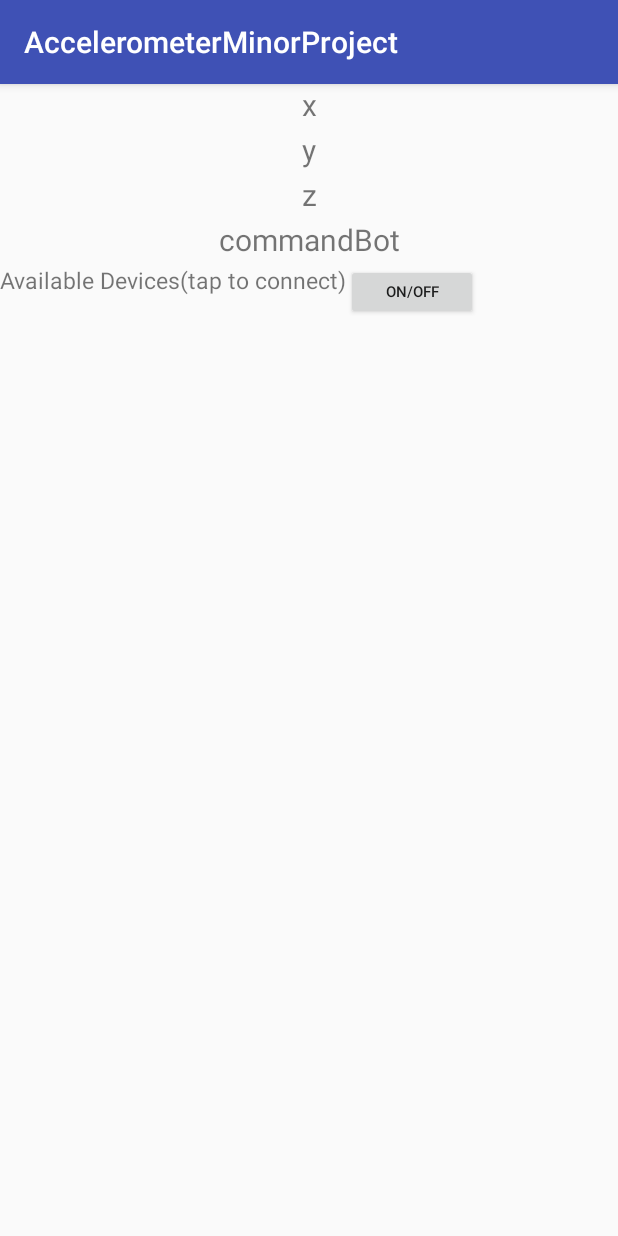
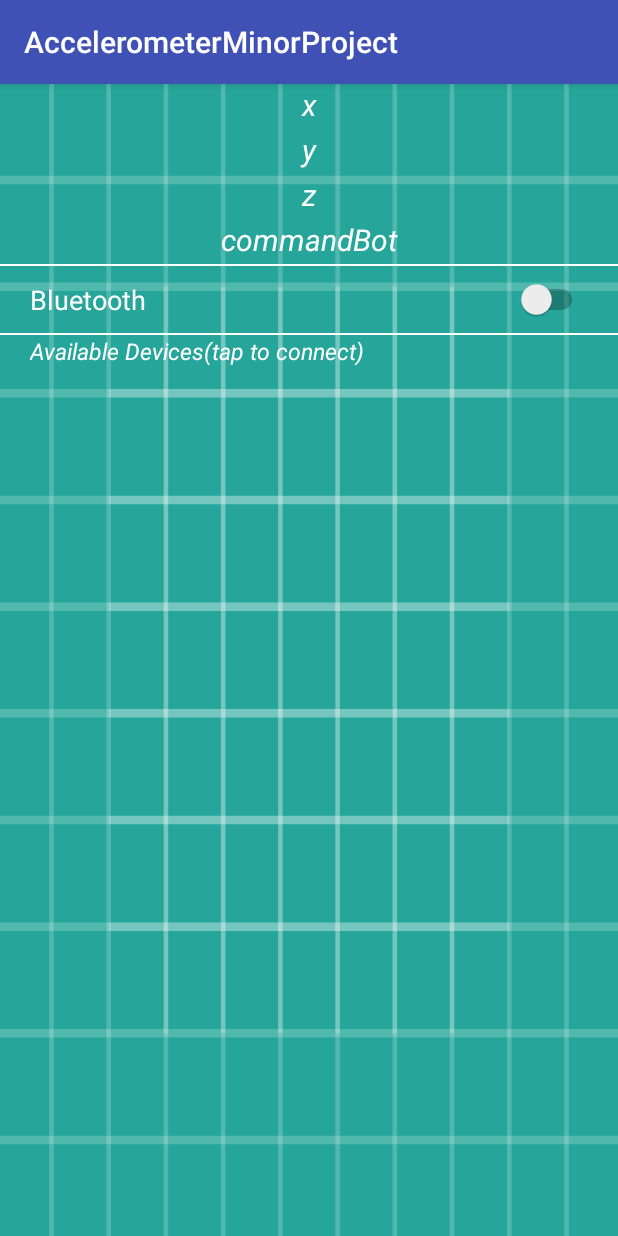
Before and after one commit to Mukeshawal/AccelerometerMinorProject, an Android app: the screen it shows after launch (MainActivity), on a phone screen of 412 x 824 dp. Run offline under Robolectric (Android 15) with nearby library versions, the phone set to English and light mode, and no system bars.

Commit message:
properly working even bluetooth is turned on and off from outside of app..app keeps socket connected if pressed home button and starts working again on restarting app..

```diff
--- a/app/src/main/java/com/example/admin/accelerometerminorproject/MainActivity.java
+++ b/app/src/main/java/com/example/admin/accelerometerminorproject/MainActivity.java
@@ -5,12 +5,15 @@ import android.os.Build;
 import android.support.v7.app.AppCompatActivity;
 import android.os.Bundle;
 import android.util.Log;
+import android.view.MotionEvent;
 import android.view.View;
 import android.widget.AdapterView;
 import android.widget.AdapterView.OnItemClickListener;
 import android.widget.Button;
+import android.widget.CompoundButton;
 import android.widget.EditText;
 import android.widget.ListView;
+import android.widget.Switch;
 import android.widget.TextView;
 import android.widget.Toast;
 
@@ -27,11 +30,13 @@ public class MainActivity extends AppCompatActivity implements BluetoothFuntions
 
     private static String TAG ="MYLOG";
     float xMain,yMain,zMain;
+    boolean btStatus;
     String commandMain,Direction = "stop" , toSend = "s";
 
     private TextView x_data,y_data,z_data,commandBot;
     public ListView LvNewDevices;
     public ListView LvPairedDevices;
+    public Switch BtSwitch;
 
     public DeviceAdapter mDeviceListAdapter;
     public ArrayList<BluetoothDevice> mBtDeviceMain;
@@ -47,7 +52,7 @@ public class MainActivity extends AppCompatActivity implements BluetoothFuntions
         Log.i(TAG,"on create");
 
         //initialize bluetooth function switches
-        Button BtSwitch =  findViewById(R.id.BtSwitch);
+        BtSwitch =  findViewById(R.id.BtSwitch);
 
         //Initialize sensor
         sensorFunctions.SensorInitialize();
@@ -62,15 +67,25 @@ public class MainActivity extends AppCompatActivity implements BluetoothFuntions
         //assign ArrayList
         mBtDeviceMain = new ArrayList<>();
 
-        bluetoothSetup.DiscoverDevices();
+        //on change in state of bluetooth switch
+       BtSwitch.setOnCheckedChangeListener(new CompoundButton.OnCheckedChangeListener() {
+           @Override
+           public void onCheckedChanged(CompoundButton buttonView, boolean isChecked) {
+               Log.i(TAG,"checked changed listener triggered");
+               if (isChecked)
+                   {
+                       bluetoothSetup.BtOn();
+                       clearList();
+                       bluetoothSetup.DiscoverDevices();
+                   }
+               else
+                   {
+                       bluetoothSetup.Btoff();
+                       clearList();
+                   }
 
-        //set on click listener on button
-        BtSwitch.setOnClickListener(new View.OnClickListener() {
-            @Override
-            public void onClick(View v) {
-               bluetoothSetup.BtOnOff();
-            }
-        });
+           }
+       });
 
         LvNewDevices.setOnItemClickListener(new OnItemClickListener() {
             @Override
@@ -82,7 +97,6 @@ public class MainActivity extends AppCompatActivity implements BluetoothFuntions
                 bluetoothSetup.startBtConnection();
             }
         });
-
     }
 
     @Override
@@ -95,7 +109,10 @@ public class MainActivity extends AppCompatActivity implements BluetoothFuntions
     @Override
     protected void onResume() {
         super.onResume();
+        Log.i(TAG,"on resume");
         sensorFunctions.SensorRegister();
+        updateSwitchStatus();
+        Log.i(TAG,"switch status update OnResume");
     }
 
     @Override
@@ -133,7 +150,9 @@ public class MainActivity extends AppCompatActivity implements BluetoothFuntions
     @Override
     public void clearList() {
         if(mDeviceListAdapter != null)
-        {mDeviceListAdapter.clear();}
+        {mDeviceListAdapter.clear();
+        Log.i(TAG,"list cleared!!");
+        }
     }
 
     @Override
@@ -158,19 +177,19 @@ public class MainActivity extends AppCompatActivity implements BluetoothFuntions
         if (!Direction.equals(commandMain)) {
             Direction = commandMain;
             Log.i(TAG,"direction changed");
-            if (commandMain.equals("move forward")) {
+            if (commandMain.equals("Moving forward")) {
                 toSend = "f";
                 Log.i(TAG, "writing f in toSend");
             }
-            if (commandMain.equals("Turn Right")) {
+            if (commandMain.equals("Turning Right")) {
                 toSend = "r";
                 Log.i(TAG, "writing r in toSend");
             }
-            if (commandMain.equals("Turn left")) {
+            if (commandMain.equals("Turning left")) {
                 toSend = "l";
                 Log.i(TAG, "writing l in toSend");
             }
-            if (commandMain.equals("move backward")) {
+            if (commandMain.equals("Moving backward")) {
                 toSend = "b";
                 Log.i(TAG, "writing b in toSend");
             }
@@ -183,4 +202,19 @@ public class MainActivity extends AppCompatActivity implements BluetoothFuntions
             bluetoothSetup.write(bytes);
         }
     }
+
+   public void updateSwitchStatus()
+   {
+       //to set the initial status of bluetooth switch
+       btStatus = bluetoothSetup.GetBtStatus();
+       if (btStatus == true)
+       {
+           BtSwitch.setChecked(true);
+       }
+       else
+       {
+           BtSwitch.setChecked(false);
+       }
+   }
+
 }
--- a/app/src/main/res/layout/activity_main.xml
+++ b/app/src/main/res/layout/activity_main.xml
@@ -4,6 +4,7 @@
     xmlns:tools="http://schemas.android.com/tools"
     android:layout_width="match_parent"
     android:layout_height="match_parent"
+    android:background="@drawable/ic_launcher_background"
     tools:context=".MainActivity">
 
     <TextView
@@ -12,70 +13,106 @@
         android:layout_height="30dp"
         android:text="x"
         android:textAlignment="center"
-        android:textSize="20sp" />
+        android:textColor="@android:color/white"
+        android:textSize="20sp"
+        android:textStyle="italic" />
 
     <TextView
         android:id="@+id/y_data"
         android:layout_width="match_parent"
         android:layout_height="30dp"
+        android:layout_alignParentLeft="true"
         android:layout_alignParentStart="true"
         android:layout_below="@+id/x_data"
         android:text="y"
         android:textAlignment="center"
+        android:textColor="@android:color/white"
         android:textSize="20sp"
-        android:layout_alignParentLeft="true" />
+        android:textStyle="italic" />
 
     <TextView
         android:id="@+id/z_data"
         android:layout_width="match_parent"
         android:layout_height="30dp"
+        android:layout_alignParentLeft="true"
         android:layout_alignParentStart="true"
         android:layout_below="@+id/y_data"
         android:text="z"
         android:textAlignment="center"
+        android:textColor="@android:color/white"
         android:textSize="20sp"
-        android:layout_alignParentLeft="true" />
+        android:textStyle="italic" />
 
     <TextView
         android:id="@+id/commandBot"
         android:layout_width="match_parent"
         android:layout_height="30dp"
+        android:layout_alignParentLeft="true"
         android:layout_alignParentStart="true"
         android:layout_below="@+id/z_data"
         android:text="commandBot"
         android:textAlignment="center"
+        android:textColor="@android:color/white"
         android:textSize="20sp"
+        android:textStyle="italic"
+        />
+    <View
+        android:id="@+id/line1"
+        android:layout_width="fill_parent"
+        android:layout_height="1dp"
+        android:layout_alignParentStart="true"
+        android:layout_below="@+id/commandBot"
+        android:background="#ffffff"
         android:layout_alignParentLeft="true" />
 
-    <Button
+
+    <Switch
         android:id="@+id/BtSwitch"
-        android:layout_width="wrap_content"
-        android:layout_height="37dp"
-        android:layout_below="@+id/commandBot"
-        android:layout_toEndOf="@+id/PairedDevice"
-        android:text="on/off"
-        android:textSize="10sp"
-        android:layout_toRightOf="@+id/PairedDevice" />
+        android:layout_width="match_parent"
+        android:layout_height="wrap_content"
+        android:layout_alignParentLeft="true"
+        android:layout_alignParentStart="true"
+        android:layout_below="@+id/line1"
+        android:paddingBottom="10dp"
+        android:paddingLeft="20dp"
+        android:paddingRight="20dp"
+        android:paddingTop="10dp"
+        android:text="Bluetooth"
+        android:textColor="@android:color/white"
+        android:textSize="18sp" />
+
+    <View
+        android:id="@+id/line2"
+        android:layout_width="fill_parent"
+        android:layout_height="1dp"
+        android:layout_alignParentStart="true"
+        android:layout_below="@+id/BtSwitch"
+        android:background="#ffffff"
+        android:layout_alignParentLeft="true" />
 
     <TextView
         android:id="@+id/PairedDevice"
         android:layout_width="wrap_content"
         android:layout_height="39dp"
+        android:layout_alignParentLeft="true"
         android:layout_alignParentStart="true"
-        android:layout_below="@+id/commandBot"
+        android:layout_below="@+id/line2"
+        android:paddingLeft="20dp"
         android:text="Available Devices(tap to connect)"
+        android:textColor="@android:color/white"
         android:textSize="15sp"
-        android:layout_alignParentLeft="true" />
+        android:textStyle="italic" />
 
     <ListView
         android:id="@+id/LvNewDevices"
         android:layout_width="match_parent"
-        android:layout_height="344dp"
+        android:layout_height="296dp"
         android:layout_alignParentLeft="true"
         android:layout_alignParentStart="true"
         android:layout_below="@+id/PairedDevice"
-        android:layout_marginTop="1dp"
         android:nestedScrollingEnabled="true"
-        android:scrollbars="vertical"></ListView>
+        android:paddingLeft="20dp"
+        android:scrollbars="vertical"
+        ></ListView>
 
 </RelativeLayout>
--- a/app/src/main/res/layout/device_adapter_view.xml
+++ b/app/src/main/res/layout/device_adapter_view.xml
@@ -9,11 +9,13 @@
         android:id="@+id/tvDeviceName"
         android:layout_width="match_parent"
         android:layout_height="wrap_content"
-        android:text="TextView" />
+        android:text="TextView"
+        android:textColor="@android:color/white" />
 
     <TextView
         android:id="@+id/tvDeviceAddress"
         android:layout_width="match_parent"
         android:layout_height="wrap_content"
-        android:text="TextView" />
+        android:text="TextView"
+        android:textColor="@android:color/background_light" />
 </LinearLayout>
--- a/app/src/main/res/values/strings.xml
+++ b/app/src/main/res/values/strings.xml
@@ -1,10 +1,10 @@
 <resources>
     <string name="app_name">AccelerometerMinorProject</string>
-    <string name="forward">move forward</string>
-    <string name="backward">move backward</string>
+    <string name="forward">Moving forward</string>
+    <string name="backward">Moving backward</string>
     <string name="stop">stop</string>
-    <string name="right">Turn Right</string>
-    <string name="left">Turn left</string>
+    <string name="right">Turning Right</string>
+    <string name="left">Turning left</string>
     <string name="x">X :</string>
     <string name="y">Y :</string>
     <string name="z">Z :</string>
--- a/build.gradle
+++ b/build.gradle
@@ -7,7 +7,7 @@ buildscript {
         jcenter()
     }
     dependencies {
-        classpath 'com.android.tools.build:gradle:3.1.3'
+        classpath 'com.android.tools.build:gradle:3.1.4'
 
 
         // NOTE: Do not place your application dependencies here; they belong
```
Also changed, not shown: app/src/main/java/com/example/admin/accelerometerminorproject/BluetoothConnection/BluetoothFuntions.java (+92 -46 lines).
